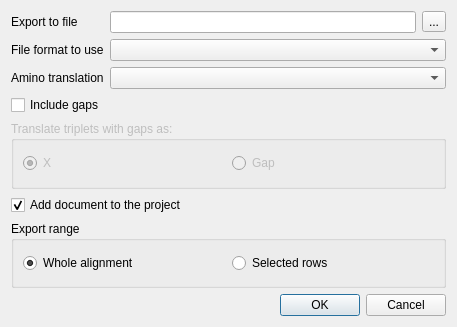
Before: the Qt Designer form src/plugins/dna_export/src/ExportMSA2MSADialog.ui in violethaze74/ugene, drawn with Qt 5.
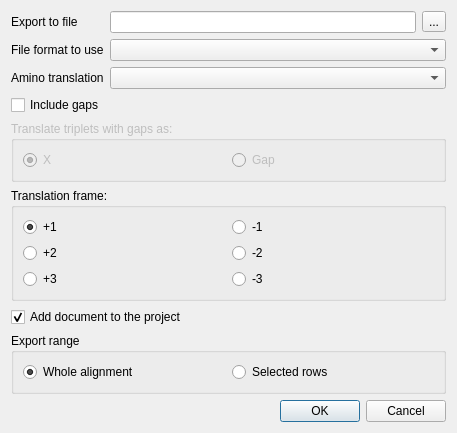
After: the same form once the commit is applied.

Commit message: UGENE-7011 Add possibility to choose amino acid translation frame in the Export Amino Translations feature in Alignment Editor

```diff
--- a/src/plugins/dna_export/src/ExportMSA2MSADialog.ui
+++ b/src/plugins/dna_export/src/ExportMSA2MSADialog.ui
@@ -7,7 +7,7 @@
     <x>0</x>
     <y>0</y>
     <width>457</width>
-    <height>327</height>
+    <height>381</height>
    </rect>
   </property>
   <property name="sizePolicy">
@@ -106,6 +106,96 @@
      </layout>
     </widget>
    </item>
+   <item>
+    <widget class="QGroupBox" name="gbTranslationFrame">
+     <property name="enabled">
+      <bool>true</bool>
+     </property>
+     <property name="title">
+      <string>Translation frame:</string>
+     </property>
+     <layout class="QGridLayout" name="gridLayout_2">
+      <item row="0" column="0">
+       <widget class="QRadioButton" name="rb1">
+        <property name="enabled">
+         <bool>true</bool>
+        </property>
+        <property name="text">
+         <string>+1</string>
+        </property>
+        <property name="checked">
+         <bool>true</bool>
+        </property>
+       </widget>
+      </item>
+      <item row="0" column="1">
+       <widget class="QRadioButton" name="rbM1">
+        <property name="enabled">
+         <bool>true</bool>
+        </property>
+        <property name="text">
+         <string>-1</string>
+        </property>
+        <property name="checked">
+         <bool>false</bool>
+        </property>
+       </widget>
+      </item>
+      <item row="1" column="0">
+       <widget class="QRadioButton" name="rb2">
+        <property name="enabled">
+         <bool>true</bool>
+        </property>
+        <property name="text">
+         <string>+2</string>
+        </property>
+        <property name="checked">
+         <bool>false</bool>
+        </property>
+       </widget>
+      </item>
+      <item row="1" column="1">
+       <widget class="QRadioButton" name="rbM2">
+        <property name="enabled">
+         <bool>true</bool>
+        </property>
+        <property name="text">
+         <string>-2</string>
+        </property>
+        <property name="checked">
+         <bool>false</bool>
+        </property>
+       </widget>
+      </item>
+      <item row="2" column="0">
+       <widget class="QRadioButton" name="rb3">
+        <property name="enabled">
+         <bool>true</bool>
+        </property>
+        <property name="text">
+         <string>+3</string>
+        </property>
+        <property name="checked">
+         <bool>false</bool>
+        </property>
+       </widget>
+      </item>
+      <item row="2" column="1">
+       <widget class="QRadioButton" name="rbM3">
+        <property name="enabled">
+         <bool>true</bool>
+        </property>
+        <property name="text">
+         <string>-3</string>
+        </property>
+        <property name="checked">
+         <bool>false</bool>
+        </property>
+       </widget>
+      </item>
+     </layout>
+    </widget>
+   </item>
    <item>
     <widget class="QCheckBox" name="addDocumentButton">
      <property name="text">
```
Left out of the diff: 28 changed lines with no effect on the pictures. The commit also changes 6 other files.
